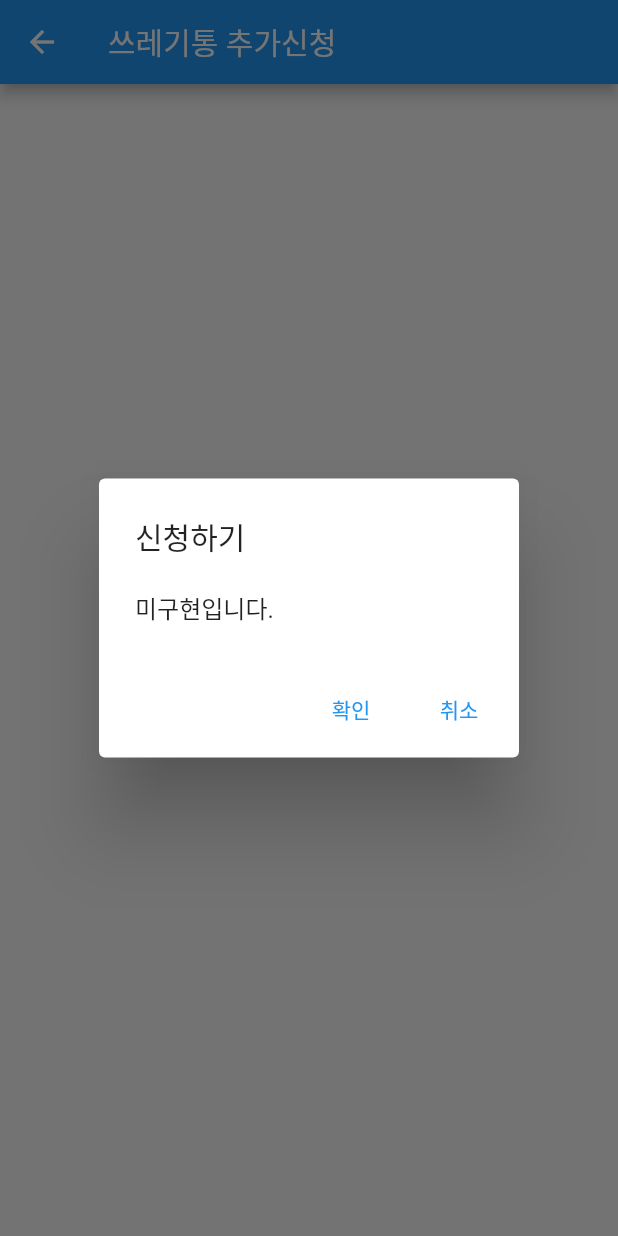
After one commit to SMU-Capstone/client, a Flutter app: the TrashAddPage screen opened directly, after a tap on "신청하기", on a phone screen of 412 x 824 dp. The commit adds this screen. Run offline on Flutter 3.47's test engine with Material 2 defaults, Android fonts, the phone set to English and light mode, and no system bars; our stand-ins replace dio, flutter_dotenv, geolocator, get, image_picker; missing offline and left inert: naver_map_plugin.

Commit message:
쓰레기통 추가신청 페이지로 이동하는 기능 구현

```diff
--- a/lib/pages/main-drawer.dart
+++ b/lib/pages/main-drawer.dart
@@ -1,4 +1,6 @@
 import 'package:flutter/material.dart';
+import 'package:client/pages/trash-add.dart';
+import 'package:get/get.dart';
 
 class MainDrawer extends StatelessWidget {
   const MainDrawer({ Key? key }) : super(key: key);
@@ -71,9 +73,18 @@ class MenuPart extends StatelessWidget {
       child: Container(
         child: ListView(
           children: [
-            ListTile(title: Text("쓰레기통 추가신청"),),
-            ListTile(title: Text("쓰레기통 철거신청"),),
-            ListTile(title: Text("쓰레기통 청소신청"),),
+            ListTile(
+              onTap: () {
+                Get.to(() => const TrashAddPage());  // 쓰레기통 추가신청 페이지로 이동
+              },
+              title: Text("쓰레기통 추가신청"),
+            ),
+            ListTile(
+              title: Text("쓰레기통 철거신청"),
+            ),
+            ListTile(
+              title: Text("쓰레기통 청소신청"),
+            ),
           ],
         ),
       ),
--- /dev/null
+++ b/lib/pages/trash-add.dart
@@ -0,0 +1,61 @@
+// 쓰레기통 추가신청 페이지
+import 'package:flutter/material.dart';
+
+class TrashAddPage extends StatelessWidget {
+  const TrashAddPage({Key? key}) : super(key: key);
+
+  @override
+  Widget build(BuildContext context) {
+    return Scaffold(
+      appBar: AppBar(
+        title: Text('쓰레기통 추가신청'),
+      ),
+      body: Center(
+        child: Column(
+          mainAxisAlignment: MainAxisAlignment.center,
+          children: [
+            TextButton(
+              onPressed: (){
+                  showDialog(
+                    context: context,
+                    barrierDismissible: false,
+                    builder: (BuildContext context) {
+                      return AlertDialog(
+                        title: Text('신청하기'),
+                        content: SingleChildScrollView(
+                          child: Text('미구현입니다.'),
+                          ),
+                        actions: <Widget>[
+                          TextButton(
+                            child: Text('확인'),
+                            onPressed: () {
+                              Navigator.of(context).pop();
+                            }
+                          ),
+                          TextButton(
+                            child: Text('취소'),
+                            onPressed: () {
+                              Navigator.of(context).pop();
+                            },
+                          ),
+                        ],
+                      );
+                    }
+                  );
+                },
+              child: Text(
+                '신청하기',
+                style: TextStyle(
+                  fontSize: 20.0,
+                ),
+              ),
+              style: TextButton.styleFrom(
+                primary: Colors.red,
+              ),
+            )
+          ],
+        )
+      )
+    );
+  }
+}
```
